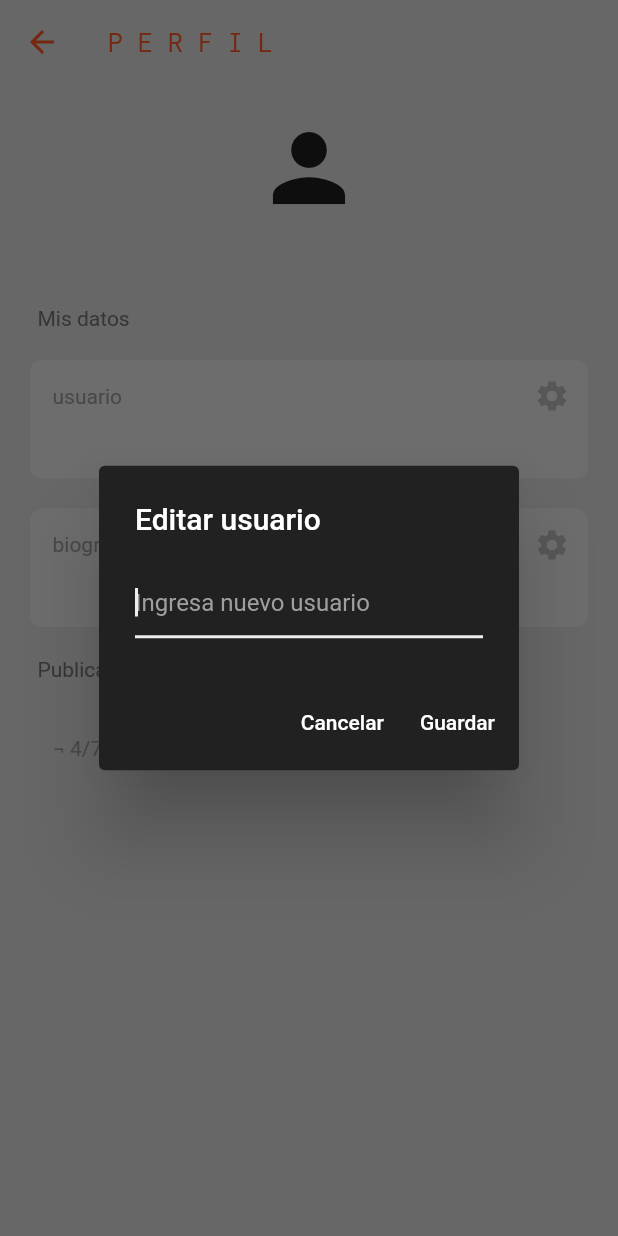
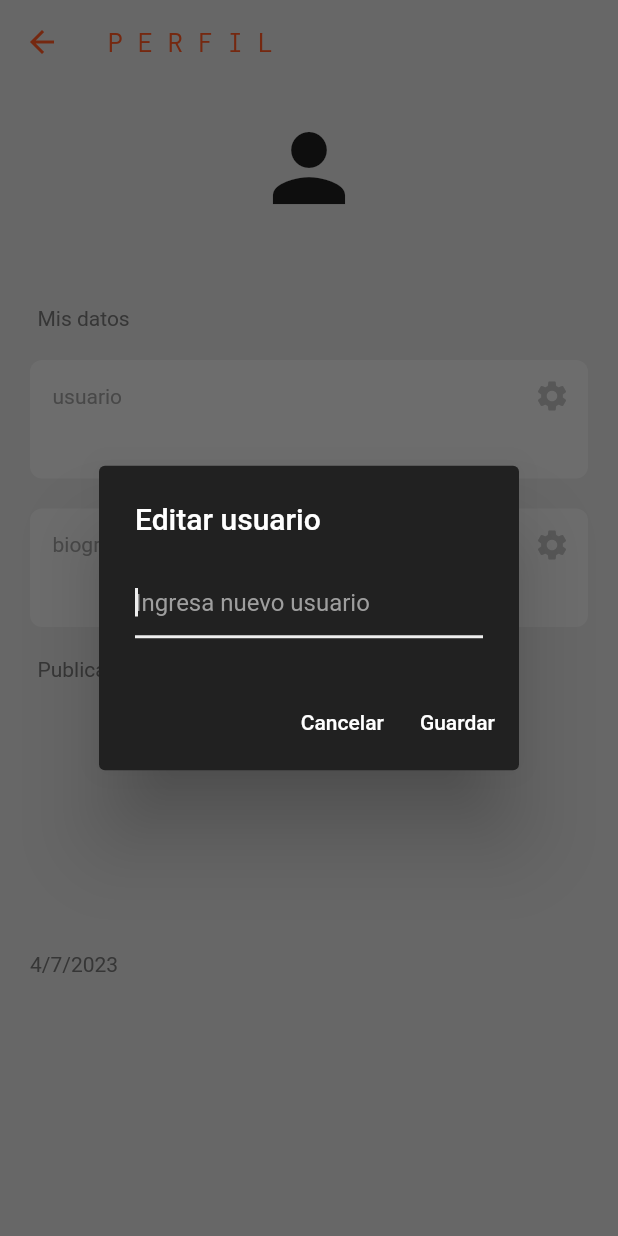
Before and after one commit to Zprit3/dosantonias_app, a Flutter app: the ProfilePage screen opened directly, after a tap on the "settings" icon, on a phone screen of 412 x 824 dp. Run offline on Flutter 3.47's test engine with Material 2 defaults, Android fonts, the phone set to English and light mode, and no system bars; our stand-ins replace cloud_firestore, firebase_auth, firebase_core, firebase_storage, google_fonts, google_maps_flutter and 4 more; accounts and stored records are empty; network calls fail.

Commit message:
Changes to be committed: 	modified:   lib/pages/home_page.dart 	modified:   lib/pages/profile_page.dart 	modified:   lib/pages/store_page.dart 	modified:   lib/pages/timeline_post.dart 	modified:   pubspec.yaml

```diff
--- a/lib/pages/profile_page.dart
+++ b/lib/pages/profile_page.dart
@@ -140,25 +140,46 @@ class _ProfilePageState extends State<ProfilePage> {
                     if (snapshot.hasData) {
                       final posts = snapshot.data!.docs;
 
-                      return Column(
+                      return Row(
+                        children: [
+                          Column(
                             children: posts.map((post) {
                               final message = post['Message'];
                               final time = formatTime(post['TimeStamp']);
+                              final image = post['Image'];
 
                               return Padding(
-                            padding: const EdgeInsets.only(left: 20.0, top: 4),
-                            child: Row(
-                              mainAxisAlignment: MainAxisAlignment.start,
+                                padding:
+                                    const EdgeInsets.only(left: 20.0, top: 4),
+                                child: Column(
+                                  crossAxisAlignment: CrossAxisAlignment.start,
                                   children: [
-                                PostComment(
-                                  text: message,
-                                  user: user.email!,
-                                  time: time,
+                                    if (image != null)
+                                      // ignore: sized_box_for_whitespace
+                                      Container(
+                                        width: 150,
+                                        child: Image.network(
+                                          image,
+                                          fit: BoxFit.cover,
+                                          width: double.infinity,
+                                          height: 150,
+                                        ),
+                                      ),
+                                    Text(
+                                      message,
+                                      style: TextStyle(fontSize: 16),
+                                    ),
+                                    SizedBox(height: 8),
+                                    Text(
+                                      time,
+                                      style: TextStyle(color: Colors.grey[600]),
                                     ),
                                   ],
                                 ),
                               );
                             }).toList(),
+                          ),
+                        ],
                       );
                     } else if (snapshot.hasError) {
                       return Center(
--- a/lib/pages/store_page.dart
+++ b/lib/pages/store_page.dart
@@ -7,7 +7,7 @@ class StorePage extends StatelessWidget {
   final User? currentUser = FirebaseAuth.instance.currentUser;
 
   StorePage({super.key});
-
+//version sin pasarela
   @override
   Widget build(BuildContext context) {
     return Scaffold(
--- a/pubspec.yaml
+++ b/pubspec.yaml
@@ -57,7 +57,6 @@ dependencies:
   firebase_storage: ^11.2.4
   google_fonts: ^4.0.4
 
-
 dev_dependencies:
   flutter_test:
     sdk: flutter
```
Also changed, not shown: lib/pages/home_page.dart (+3 -11 lines), lib/pages/timeline_post.dart (+16 -5 lines). Lines whose indentation alone changed are shown as unchanged.
